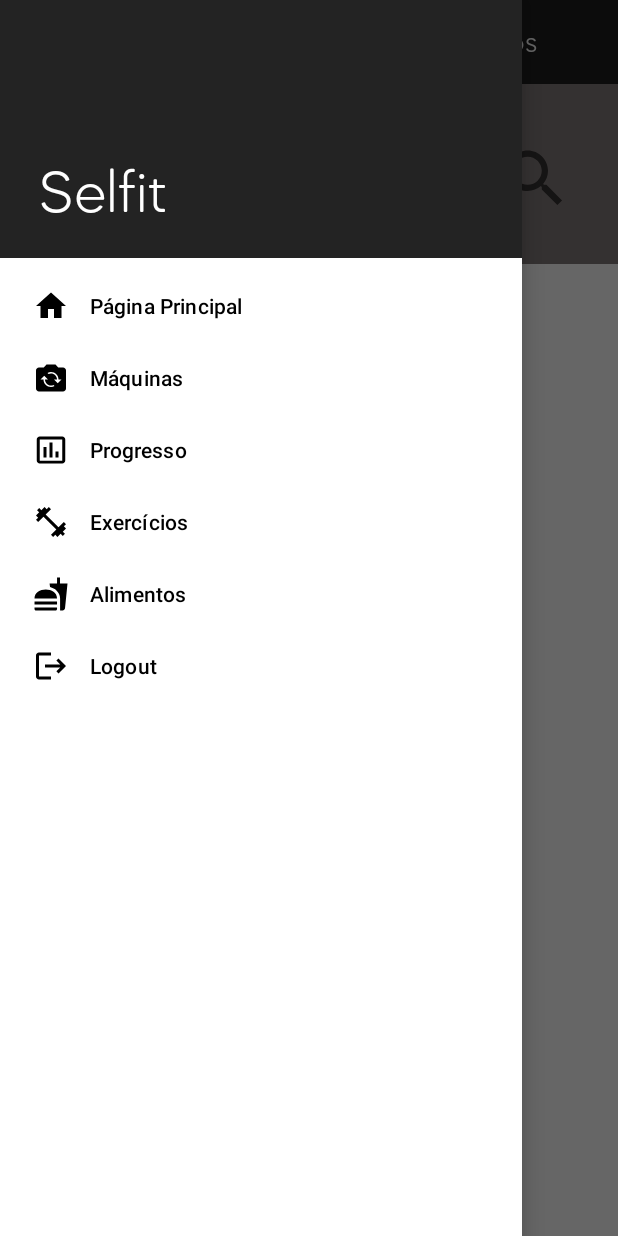
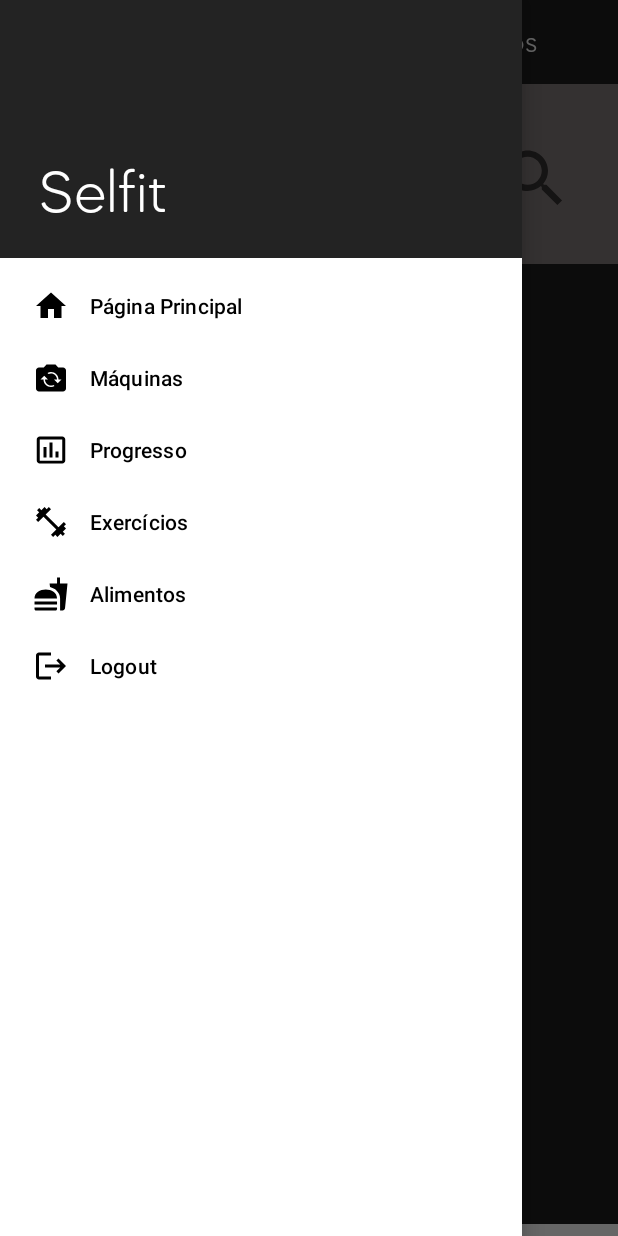
Before and after one commit to pedromprdias/Selfit, an Android app: the ListaExercicios screen opened directly, with no data from a screen before it, with the side drawer open, on a phone screen of 412 x 824 dp. Run offline under Robolectric (Android 15) with nearby library versions, the phone set to English and light mode, and no system bars; 1 statement that could not run was skipped.

```diff
--- a/app/src/main/java/ipvc/estg/selfit/fragments/ListaAlimentosFragment.kt
+++ b/app/src/main/java/ipvc/estg/selfit/fragments/ListaAlimentosFragment.kt
@@ -41,6 +41,8 @@ class ListaAlimentosFragment: DialogFragment() {
             val builder = AlertDialog.Builder(it)
 
             val inflater = requireActivity().layoutInflater
+
+            listaAlimentos = listOf()
 
             dialogView = inflater.inflate(R.layout.fragment_lista_alimentos, null)
 
--- a/app/src/main/java/ipvc/estg/selfit/fragments/ListaExerciciosFragment.kt
+++ b/app/src/main/java/ipvc/estg/selfit/fragments/ListaExerciciosFragment.kt
@@ -41,6 +41,8 @@ class ListaExerciciosFragment: DialogFragment() {
             val builder = AlertDialog.Builder(it)
 
             val inflater = requireActivity().layoutInflater
+
+            listaExercicios = listOf()
 
             dialogView = inflater.inflate(R.layout.fragment_lista_exercicios, null)
 
--- a/app/src/main/res/layout/activity_lista_exercicios.xml
+++ b/app/src/main/res/layout/activity_lista_exercicios.xml
@@ -9,11 +9,6 @@
     android:fitsSystemWindows="true"
     android:background="#F7FFFFFF"
     android:minWidth="19dp">
-
-    <ScrollView
-        android:layout_width="wrap_content"
-        android:background="#F7FFFFFF"
-        android:layout_height="wrap_content">
 
         <LinearLayout
             android:layout_width="match_parent"
@@ -95,13 +90,13 @@
                 android:id="@+id/exerciciosListRecycler"
                 android:layout_width="match_parent"
                 android:layout_height="640dp"
+                android:background="#1E1E1E"
                 app:layout_constraintBottom_toBottomOf="parent"
                 app:layout_constraintEnd_toEndOf="parent"
                 app:layout_constraintHorizontal_bias="0.5"
                 app:layout_constraintStart_toStartOf="parent" />
 
         </LinearLayout>
-    </ScrollView>
 
     <com.google.android.material.navigation.NavigationView
         android:id="@+id/navigation_menu"
--- a/app/src/main/res/layout/fragment_lista_exercicios.xml
+++ b/app/src/main/res/layout/fragment_lista_exercicios.xml
@@ -59,6 +59,7 @@
         android:id="@+id/fragmentListaExerciciosRecycler"
         android:layout_width="match_parent"
         android:layout_height="475dp"
+        android:background="#1E1E1E"
         app:layout_constraintBottom_toBottomOf="parent"
         app:layout_constraintEnd_toEndOf="parent"
         app:layout_constraintHorizontal_bias="0.5"
```
Also changed, not shown: app/src/main/java/ipvc/estg/selfit/activities/HomePage.kt (+13 -5 lines).
